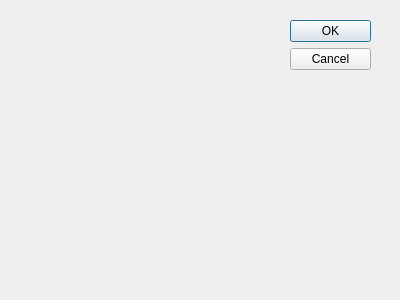
lameesemad1996/CPUSchedulers, file CPUSchedulers/priority_dialog.ui: the form before one commit.
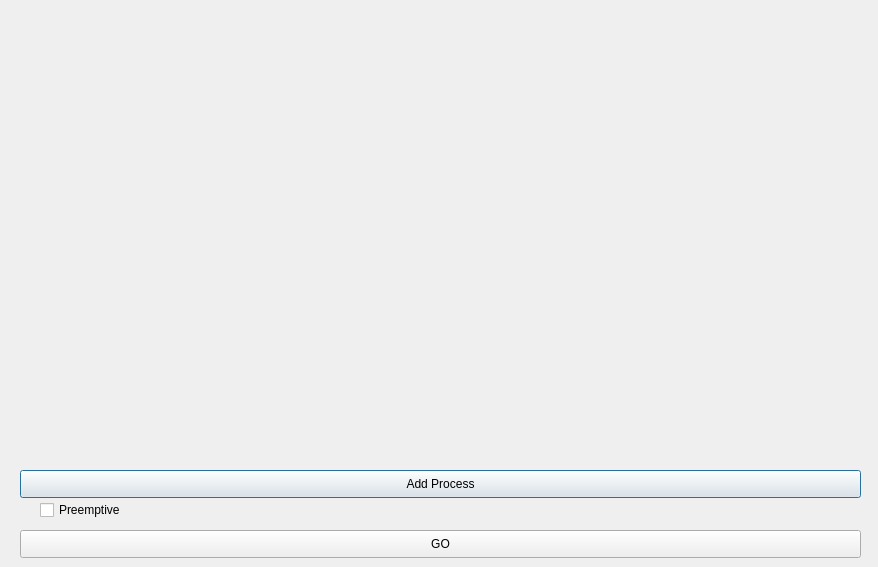
The form after the commit.

Patch:
```diff
--- a/CPUSchedulers/priority_dialog.ui
+++ b/CPUSchedulers/priority_dialog.ui
@@ -8,27 +8,79 @@
    <rect>
     <x>0</x>
     <y>0</y>
-    <width>400</width>
-    <height>300</height>
+    <width>878</width>
+    <height>567</height>
    </rect>
   </property>
   <property name="windowTitle">
    <string>Dialog</string>
   </property>
-  <widget name="buttonBox" class="QDialogButtonBox">
+  <widget class="QCheckBox" name="checkBox">
    <property name="geometry">
     <rect>
-     <x>290</x>
-     <y>20</y>
-     <width>81</width>
-     <height>241</height>
+     <x>40</x>
+     <y>500</y>
+     <width>101</width>
+     <height>20</height>
     </rect>
    </property>
-   <property name="orientation">
-    <enum>Qt::Vertical</enum>
+   <property name="sizePolicy">
+    <sizepolicy hsizetype="Fixed" vsizetype="Fixed">
+     <horstretch>0</horstretch>
+     <verstretch>0</verstretch>
+    </sizepolicy>
    </property>
-   <property name="standardButtons">
-    <set>QDialogButtonBox::Cancel|QDialogButtonBox::Ok</set>
+   <property name="text">
+    <string>Preemptive</string>
+   </property>
+  </widget>
+  <widget class="QWidget" name="verticalLayoutWidget">
+   <property name="geometry">
+    <rect>
+     <x>20</x>
+     <y>16</y>
+     <width>841</width>
+     <height>441</height>
+    </rect>
+   </property>
+   <layout class="QVBoxLayout" name="verticalLayout_2"/>
+  </widget>
+  <widget class="QPushButton" name="pushButton_addProcess">
+   <property name="geometry">
+    <rect>
+     <x>20</x>
+     <y>470</y>
+     <width>841</width>
+     <height>28</height>
+    </rect>
+   </property>
+   <property name="sizePolicy">
+    <sizepolicy hsizetype="Preferred" vsizetype="Fixed">
+     <horstretch>0</horstretch>
+     <verstretch>0</verstretch>
+    </sizepolicy>
+   </property>
+   <property name="text">
+    <string>Add Process</string>
+   </property>
+  </widget>
+  <widget class="QPushButton" name="pushButton_Go">
+   <property name="geometry">
+    <rect>
+     <x>20</x>
+     <y>530</y>
+     <width>841</width>
+     <height>28</height>
+    </rect>
+   </property>
+   <property name="sizePolicy">
+    <sizepolicy hsizetype="Preferred" vsizetype="Fixed">
+     <horstretch>0</horstretch>
+     <verstretch>0</verstretch>
+    </sizepolicy>
+   </property>
+   <property name="text">
+    <string>GO</string>
    </property>
   </widget>
  </widget>
```
Left out of the diff: 42 changed lines with no effect on the pictures.
